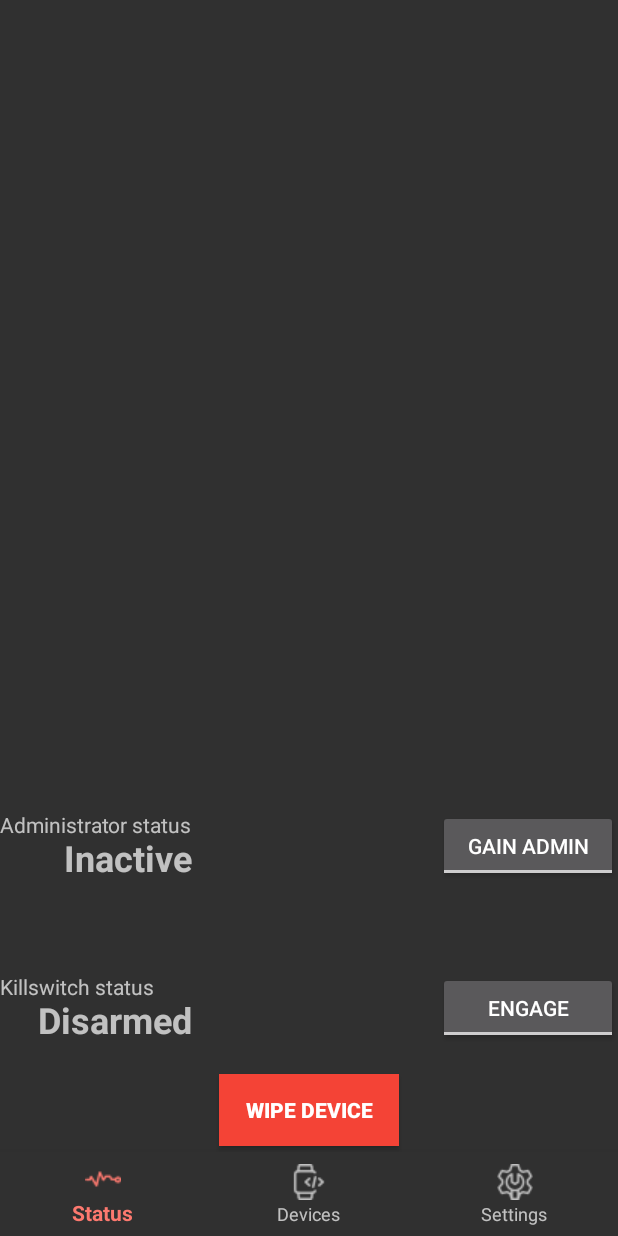
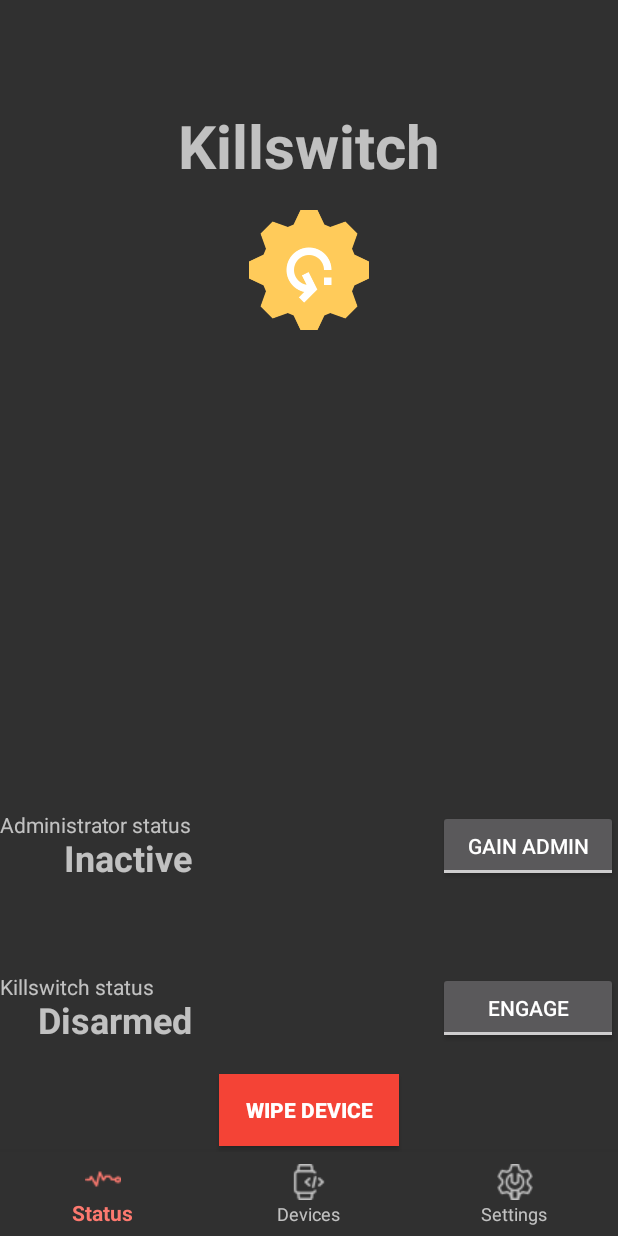
Before and after one commit to mike-lambert/killswitch-app-android, an Android app: the screen it shows after launch (MainActivity), on a phone screen of 412 x 824 dp. Run offline under Robolectric (Android 15) with nearby library versions, the phone set to English and light mode, and no system bars; our stand-ins replace EventBus, navigation-ui; 18 statements that could not run were skipped.

Commit message:
status fragment branded

```diff
--- a/app/src/main/res/layout/fragment_status.xml
+++ b/app/src/main/res/layout/fragment_status.xml
@@ -4,6 +4,24 @@
     android:layout_width="match_parent"
     android:layout_height="match_parent"
     tools:context=".ui.status.StatusFragment">
+    <TextView
+        android:layout_width="wrap_content"
+        android:layout_height="wrap_content"
+        android:textStyle="bold"
+        android:textSize="40dp"
+        android:text="@string/app_name"
+        android:layout_marginTop="14dp"
+        android:layout_alignParentTop="true"
+        android:layout_centerHorizontal="true"
+        android:id="@+id/label_app_name"/>
+    <ImageView
+        android:layout_marginTop="16dp"
+        android:layout_width="80dp"
+        android:layout_height="80dp"
+        android:src="@drawable/gear"
+        android:scaleType="fitCenter"
+        android:layout_below="@+id/label_app_name"
+        android:layout_centerHorizontal="true"/>
     <Space
         android:layout_width="match_parent"
         android:layout_height="60dp"
```
